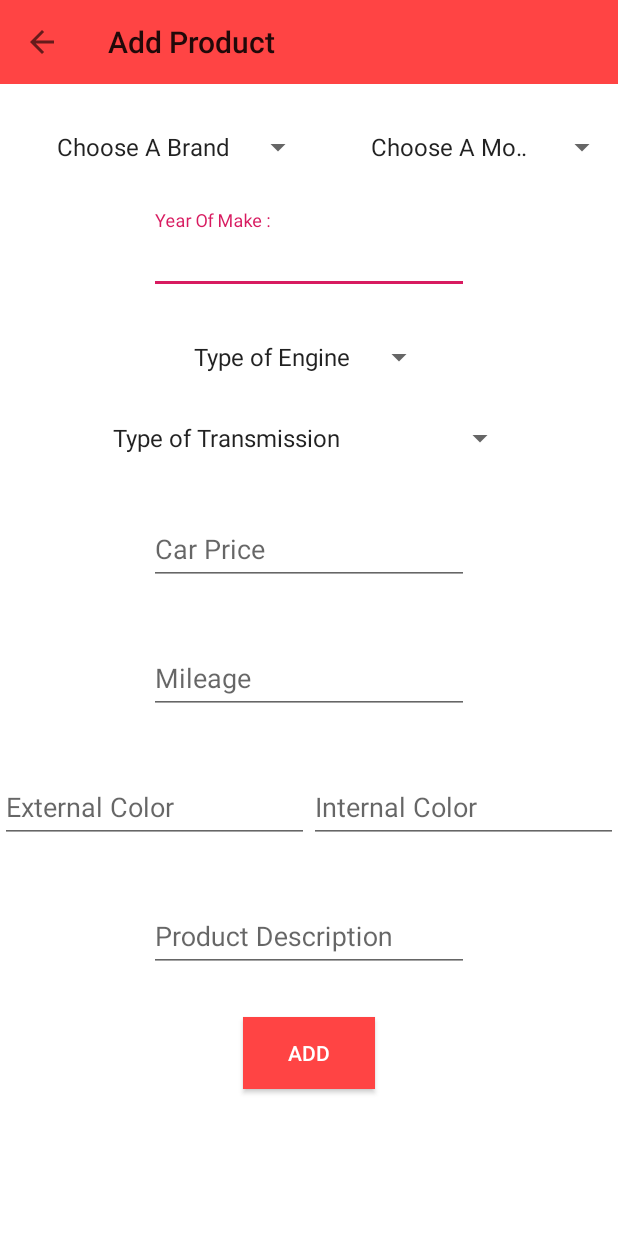
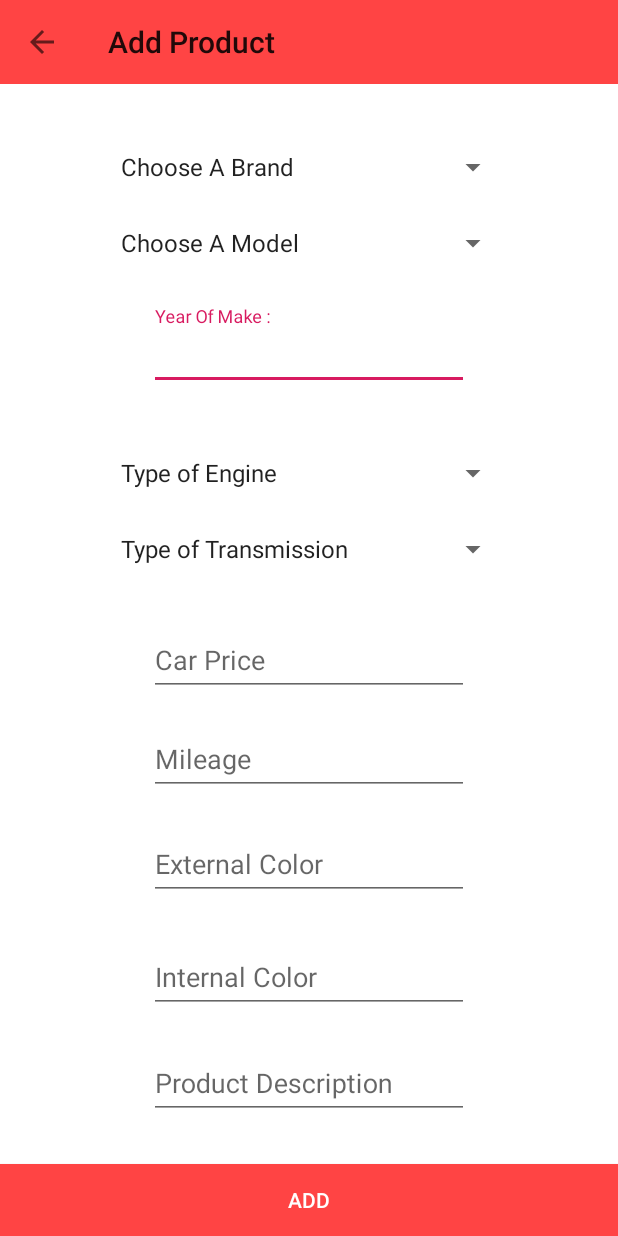
Before and after one commit to ahmadabdall13/OSRS, an Android app: the AddProductActivity screen opened directly, with no data from a screen before it, on a phone screen of 412 x 824 dp. Run offline under Robolectric (Android 15) with nearby library versions, the phone set to English and light mode, and no system bars.

Commit message:
last changes by zaid

```diff
--- a/app/src/main/res/layout/activity_add_product.xml
+++ b/app/src/main/res/layout/activity_add_product.xml
@@ -27,9 +27,11 @@
                                            android:id="@+id/too"
         >    </android.support.v7.widget.Toolbar>
 
-    <LinearLayout android:layout_width="wrap_content"
+    <LinearLayout android:layout_width="400px"
                   android:layout_height="wrap_content"
-                  android:orientation="horizontal"
+                  android:orientation="vertical"
+                  android:gravity="center"
+                  android:layout_gravity="center"
                   android:layout_marginTop="30dp"
     >
 
@@ -38,9 +40,9 @@
             android:layout_width="fill_parent"
             android:layout_height="wrap_content"
             android:id="@+id/carBrandSpinner"
+            android:layout_marginTop="20px"
             android:prompt="@string/car_prompt"
             android:entries="@array/type_of_brand"
-            android:layout_marginStart="30dp"
 
     />
 
@@ -48,9 +50,9 @@
                 android:layout_width="fill_parent"
                 android:layout_height="wrap_content"
                 android:id="@+id/carModelSpinner"
+                android:layout_marginTop="40px"
                 android:prompt="@string/model_prompt"
                 android:entries="@array/type_of_model"
-                android:layout_marginStart="30dp"
 
         />
 
@@ -73,26 +75,33 @@
             tools:ignore="UnusedAttribute"
             android:inputType="date"/>
     </android.support.design.widget.TextInputLayout>
+    <LinearLayout
+                  android:layout_height="wrap_content"
+                  android:orientation="vertical"
+                  android:layout_width="400px"
+                  android:gravity="center"
+                  android:layout_gravity="center"
+                  android:layout_marginTop="30dp"
+    >
+
     <Spinner
-            android:layout_width="wrap_content"
+            android:layout_width="fill_parent"
             android:layout_height="wrap_content"
             android:id="@+id/engineCylindersSpinner"
             android:prompt="@string/sign_in"
             android:entries="@array/types_of_engine"
-            android:layout_gravity="center_horizontal"
-            android:layout_marginTop="30dp"
+            android:layout_marginTop="20px"
     />
 
     <Spinner
-            android:layout_width="wrap_content"
+            android:layout_width="fill_parent"
             android:layout_height="wrap_content"
             android:id="@+id/transmissionSpinner"
             android:prompt="@string/transmission_prompt"
             android:entries="@array/types_of_transmissions"
-            android:layout_gravity="center_horizontal"
-            android:layout_marginTop="30dp"
+            android:layout_marginTop="40px"
     />
-
+    </LinearLayout>
     <android.support.design.widget.TextInputLayout
             android:layout_width="wrap_content"
             android:layout_height="wrap_content"
@@ -116,7 +125,7 @@
             android:layout_height="wrap_content"
             android:textAlignment="center"
             android:layout_gravity="center_horizontal"
-            android:layout_marginTop="30dp"
+            android:layout_marginTop="10dp"
     >
         <EditText
                 android:layout_width="wrap_content"
@@ -129,16 +138,14 @@
         />
     </android.support.design.widget.TextInputLayout>
 
-    <LinearLayout android:layout_width="wrap_content"
-                  android:layout_height="wrap_content"
-                  android:orientation="horizontal"
-                  android:layout_marginTop="30dp" android:baselineAligned="false">
+
 
         <android.support.design.widget.TextInputLayout
-                android:layout_width="fill_parent"
+                android:layout_width="wrap_content"
                 android:layout_height="wrap_content"
                 android:layout_weight="0.5"
                 android:textAlignment="center"
+                android:layout_marginTop="10dp"
                 android:layout_gravity="center_horizontal"
 
         >
@@ -156,15 +163,16 @@
         </android.support.design.widget.TextInputLayout>
 
         <android.support.design.widget.TextInputLayout
-                android:layout_width="fill_parent"
+                android:layout_width="wrap_content"
                 android:layout_height="wrap_content"
                 android:layout_weight="0.5"
                 android:textAlignment="center"
+                android:layout_marginTop="10dp"
                 android:layout_gravity="center_horizontal"
 
         >
             <EditText
-                    android:layout_width="fill_parent"
+                    android:layout_width="wrap_content"
                     android:layout_height="wrap_content"
                     android:inputType="text"
                     android:ems="10"
@@ -174,14 +182,14 @@
                     tools:ignore="Autofill"
             />
         </android.support.design.widget.TextInputLayout>
-    </LinearLayout>
+
 
     <android.support.design.widget.TextInputLayout
             android:layout_width="wrap_content"
             android:layout_height="wrap_content"
             android:textAlignment="center"
             android:layout_gravity="center_horizontal"
-            android:layout_marginTop="30dp"
+            android:layout_marginTop="10dp"
     >
         <EditText
                 android:layout_width="wrap_content"
@@ -195,12 +203,11 @@
     </android.support.design.widget.TextInputLayout>
         <Button
                 android:text="@string/add"
-                android:layout_width="wrap_content"
+                android:layout_width="match_parent"
                 android:layout_height="wrap_content"
                 android:id="@+id/addProductBtn"
         android:layout_gravity="center"
                 android:layout_marginTop="30dp"
-                android:layout_marginBottom="20dp"
         android:background="@android:color/holo_red_light"
         android:textColor="@android:color/background_light"/>
     </LinearLayout>
```
